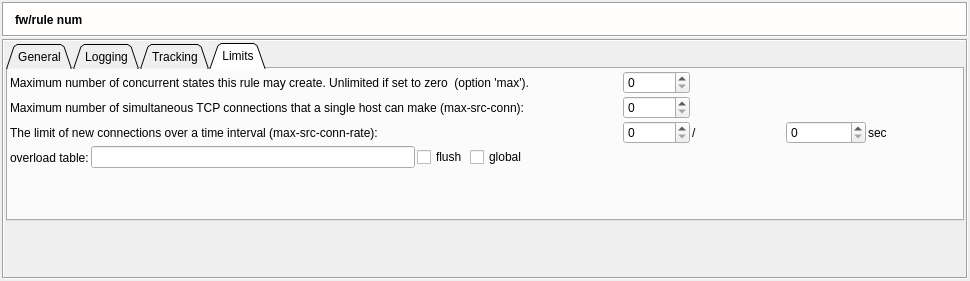
Old version of the form src/gui/ruleoptionsdialog_q.ui in the repository fwbuilder/fwbuilder.
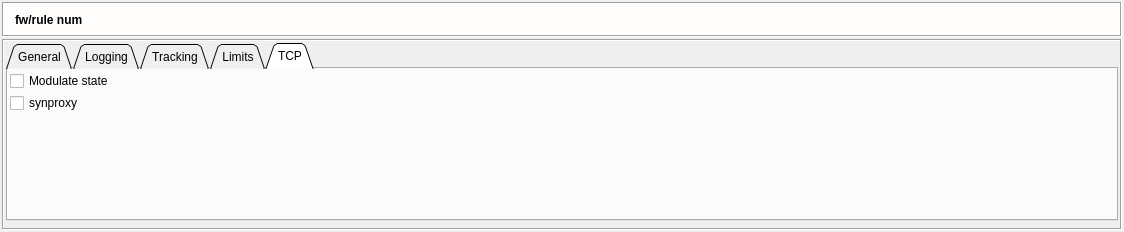
New version of the form. The open tabs and pages were chosen to show the change. Icons and pictures are not drawn.

Commit message: support for synproxy in pf

```diff
--- a/src/gui/ruleoptionsdialog_q.ui
+++ b/src/gui/ruleoptionsdialog_q.ui
@@ -5,8 +5,8 @@
    <rect>
     <x>0</x>
     <y>0</y>
-    <width>863</width>
-    <height>281</height>
+    <width>1124</width>
+    <height>232</height>
    </rect>
   </property>
   <property name="windowTitle" >
@@ -1435,7 +1435,7 @@
           <enum>QTabWidget::Triangular</enum>
          </property>
          <property name="currentIndex" >
-          <number>3</number>
+          <number>4</number>
          </property>
          <widget class="QWidget" name="tab10" >
           <attribute name="title" >
@@ -1974,6 +1974,40 @@
            </item>
           </layout>
          </widget>
+         <widget class="QWidget" name="tab" >
+          <attribute name="title" >
+           <string>TCP</string>
+          </attribute>
+          <layout class="QGridLayout" >
+           <item row="0" column="0" >
+            <widget class="QCheckBox" name="pf_modulate" >
+             <property name="text" >
+              <string>Modulate state</string>
+             </property>
+            </widget>
+           </item>
+           <item row="1" column="0" >
+            <widget class="QCheckBox" name="pf_synproxy" >
+             <property name="text" >
+              <string>synproxy</string>
+             </property>
+            </widget>
+           </item>
+           <item row="2" column="0" >
+            <spacer>
+             <property name="orientation" >
+              <enum>Qt::Vertical</enum>
+             </property>
+             <property name="sizeHint" >
+              <size>
+               <width>20</width>
+               <height>51</height>
+              </size>
+             </property>
+            </spacer>
+           </item>
+          </layout>
+         </widget>
         </widget>
        </item>
       </layout>
```
Left out of the diff: 34 changed lines with no effect on the pictures. The commit also changes 5 other files.
